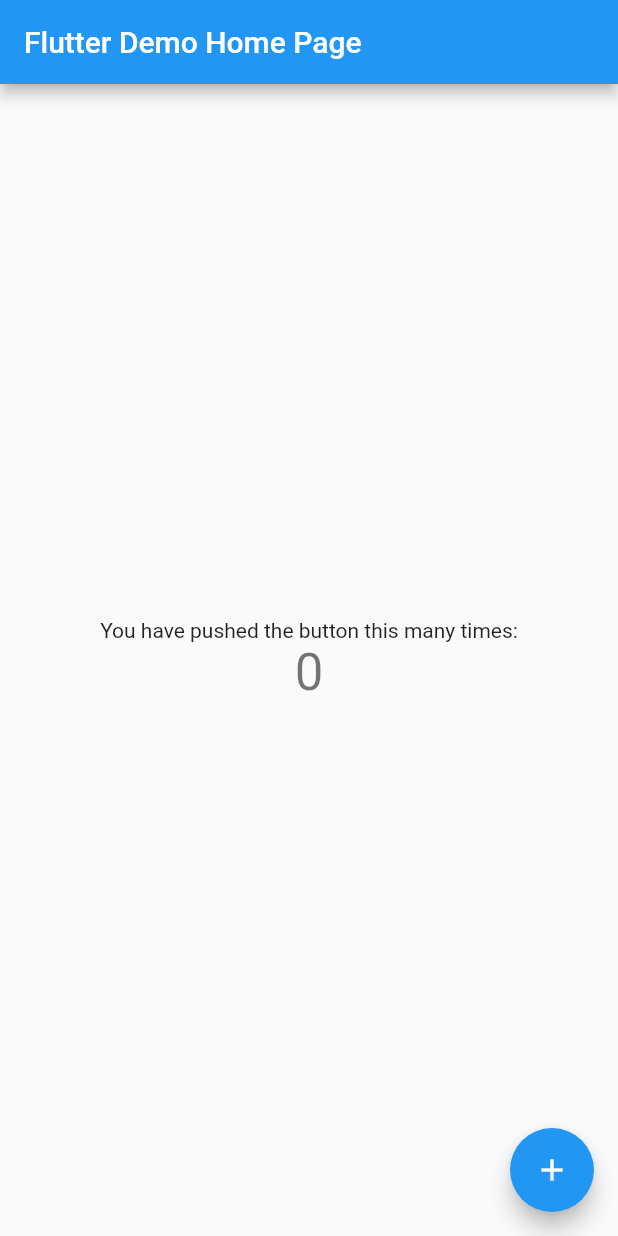
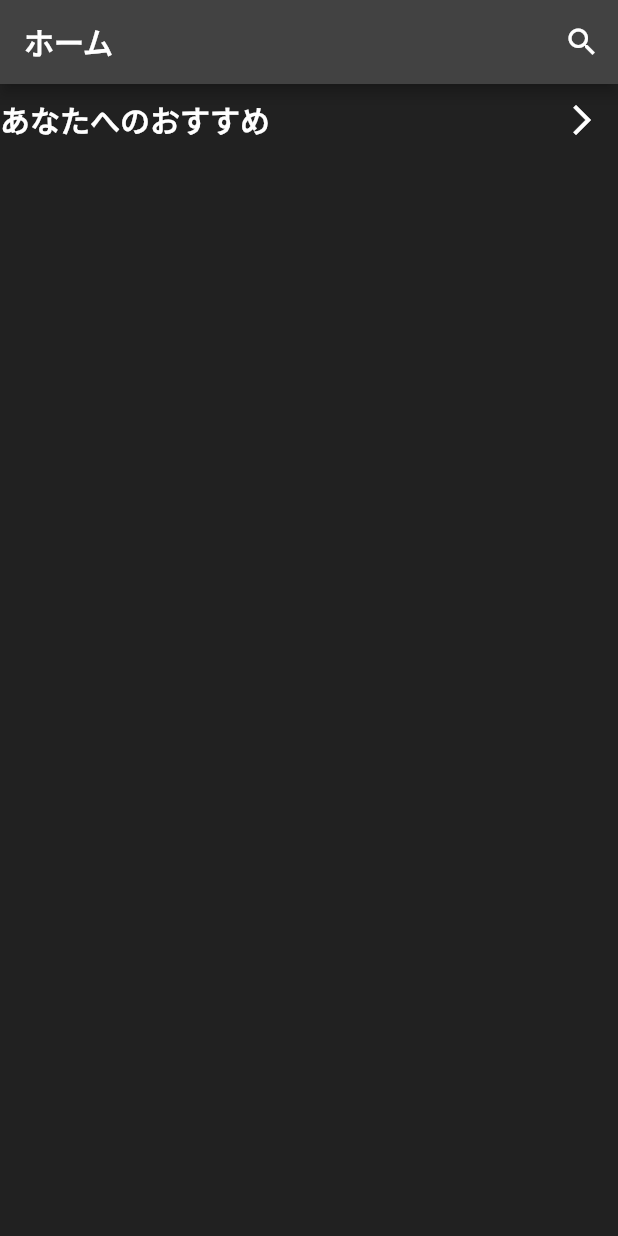
Before and after one commit to Ta23ka98/flutter_subject2, a Flutter app: the screen it shows after launch, on a phone screen of 412 x 824 dp. Run offline on Flutter 3.47's test engine with Material 2 defaults, Android fonts, the phone set to English and light mode, and no system bars.

Commit message:
fix: TopPageをHomePageに変更し、main.dartで表示

```diff
--- /dev/null
+++ b/lib/home_page.dart
@@ -0,0 +1,56 @@
+import 'package:flutter/material.dart';
+
+class HomePage extends StatelessWidget {
+  const HomePage({Key? key}) : super(key: key);
+
+  @override
+  Widget build(BuildContext context) {
+    return Scaffold(
+      backgroundColor: Colors.grey[900],
+      appBar: AppBar(
+        backgroundColor: Colors.grey[800],
+        title: const Text(
+          "ホーム",
+          style: TextStyle(fontWeight: FontWeight.bold),
+        ),
+        actions: [
+          IconButton(
+            onPressed: () {},
+            icon: const Icon(Icons.search),
+          )
+        ],
+      ),
+      body: Column(
+        children: [
+          Row(
+            mainAxisAlignment: MainAxisAlignment.spaceBetween,
+            children: [
+              Text(
+                "あなたへのおすすめ",
+                style: TextStyle(
+                    color: Colors.white,
+                    fontWeight: FontWeight.bold,
+                    fontSize: 20),
+              ),
+              IconButton(
+                  onPressed: () {},
+                  icon: Icon(
+                    Icons.arrow_forward_ios,
+                    color: Colors.white,
+                  ))
+            ],
+          ),
+          Column(
+            children: [
+              // Container(
+              //   height: 300,
+              //   width: 300,
+              //   child: Image.asset("name"),
+              // )
+            ],
+          ),
+        ],
+      ),
+    );
+  }
+}
--- a/lib/main.dart
+++ b/lib/main.dart
@@ -1,4 +1,6 @@
 import 'package:flutter/material.dart';
+import 'package:flutter_subject2/home_page.dart';
+import 'package:flutter_subject2/music_page.dart';
 
 void main() {
   runApp(const MyApp());
@@ -14,7 +16,7 @@
       theme: ThemeData(
         primarySwatch: Colors.blue,
       ),
-      home: const MyHomePage(title: 'Flutter Demo Home Page'),
+      home: const HomePage(),
     );
   }
 }
```
Also changed, not shown: lib/top_page.dart (deleted).
